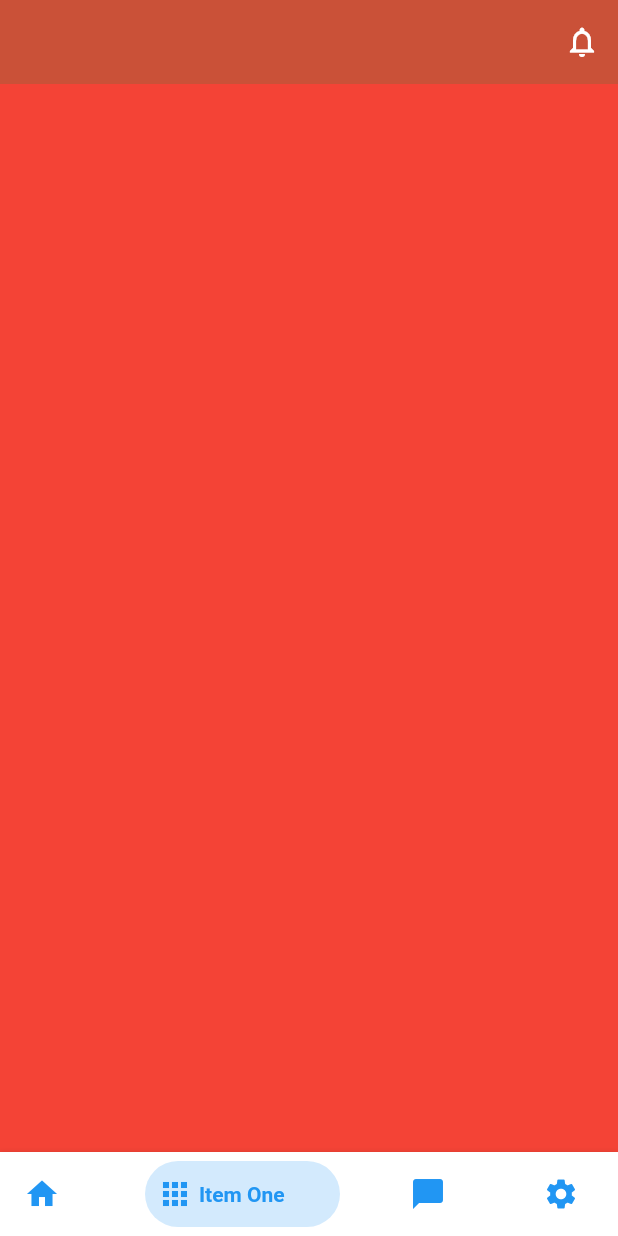
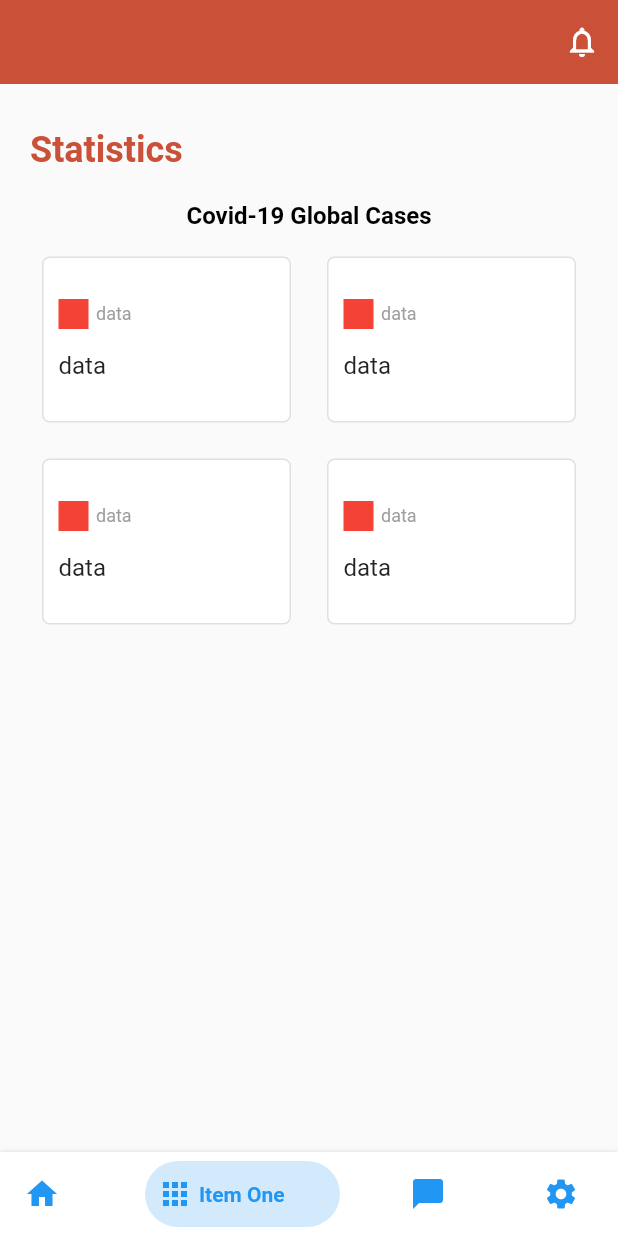
Before and after one commit to muk-y/Corona-Tracker, a Flutter app: the MainPage screen opened directly, swiped to page 2, on a phone screen of 412 x 824 dp. Run offline on Flutter 3.47's test engine with Material 2 defaults, Android fonts, the light colour scheme and no system bars; our stand-ins replace shared_preferences; accounts and stored records are empty.

Commit message:
Statistics page design started

```diff
--- a/lib/modules/main/main_page.dart
+++ b/lib/modules/main/main_page.dart
@@ -1,5 +1,6 @@
 import 'package:corona_tracker/helpers/bottom_navy_bar.dart';
 import 'package:corona_tracker/modules/home/home.dart';
+import 'package:corona_tracker/modules/statistics/statistics.dart';
 import 'package:flutter/material.dart';
 
 class MainPage extends StatefulWidget {
@@ -45,11 +46,8 @@ class _MainPageState extends State<MainPage> {
             setState(() => _currentIndex = index);
           },
           children: <Widget>[
-            // Container(color: Colors.yellow),
             Home(),
-            Container(
-              color: Colors.red,
-            ),
+            StatisticsPage(),
             Container(
               color: Colors.green,
             ),
--- /dev/null
+++ b/lib/modules/statistics/statistics.dart
@@ -0,0 +1,112 @@
+import 'package:flutter/material.dart';
+import 'package:flutter/cupertino.dart';
+
+class StatisticsPage extends StatefulWidget {
+  @override
+  _StatisticsPageState createState() => _StatisticsPageState();
+}
+
+class _StatisticsPageState extends State<StatisticsPage> {
+  @override
+  Widget build(BuildContext context) {
+    return Container(
+        // color: Theme.of(context).primaryColor,
+        child: Container(
+            padding: EdgeInsets.symmetric(horizontal: 20),
+            child: ListView(children: <Widget>[
+                  SizedBox(height: 30),
+              Column(
+                children: <Widget>[
+                  Container(
+                    alignment: Alignment.centerLeft,
+                    child: Text(
+                      'Statistics',
+                      style: TextStyle(
+                          color: Theme.of(context).primaryColor,
+                          fontWeight: FontWeight.bold,
+                          fontSize: 24),
+                    ),
+                  ),
+                  SizedBox(height: 20),
+                  _getChartData()
+                  // TabBar(tabs: [
+                  //   Tab(icon: Container(color: Colors.blue)),
+                  //   Tab(icon: Container(color: Colors.red))
+                  // ]),
+                  // TabBarView(
+                  //   children: <Widget>[
+                  //     Expanded(child: Text("This is call Tab View")),
+                  //     Expanded(child: Text("This is chat Tab View"))
+                  //   ],
+                  // )
+                ],
+              ),
+            ])));
+  }
+
+  _getChartData() {
+    return Column(
+      children: <Widget>[
+        Text(
+          'Covid-19 Global Cases',
+          style: TextStyle(
+              color: Colors.black, fontWeight: FontWeight.bold, fontSize: 16),
+        ),
+        SizedBox(
+          height: 10,
+        ),
+        GridView.count(crossAxisCount: 2,
+        childAspectRatio: 1.5,
+          padding: EdgeInsets.all(8),
+          mainAxisSpacing: 24,
+          crossAxisSpacing: 24,
+          physics: ScrollPhysics(),
+          shrinkWrap: true,
+          children: <Widget>[
+            _getDataGridTile(),
+            _getDataGridTile(),
+            _getDataGridTile(),
+            _getDataGridTile()
+          ],
+        )
+      ],
+    );
+  }
+
+  _getDataGridTile() {
+    return Container(
+      padding: EdgeInsets.all(10),
+      alignment: Alignment.center,
+      child: Column(
+        mainAxisAlignment: MainAxisAlignment.center,
+        children: <Widget>[
+          Row(
+            children: <Widget>[
+              Container(color: Colors.red,
+              width: 20,
+              height: 20,),
+              SizedBox(width: 5),
+              Text('data',style: TextStyle(color: Colors.grey[500],
+              fontSize: 12),),
+            ],
+          ),
+          SizedBox(height: 15),
+          Container(
+            alignment: Alignment.centerLeft,
+            child: Text('data',style: TextStyle(
+              fontSize: 16),
+            textAlign: TextAlign.left,),
+          ),
+        ],
+      ),
+      decoration: BoxDecoration(
+        color: Colors.white,
+        borderRadius: BorderRadius.circular(5),
+        border: Border.all(
+          color: Colors.grey[300]
+        )
+      ),
+      );
+  }
+
+}
```
